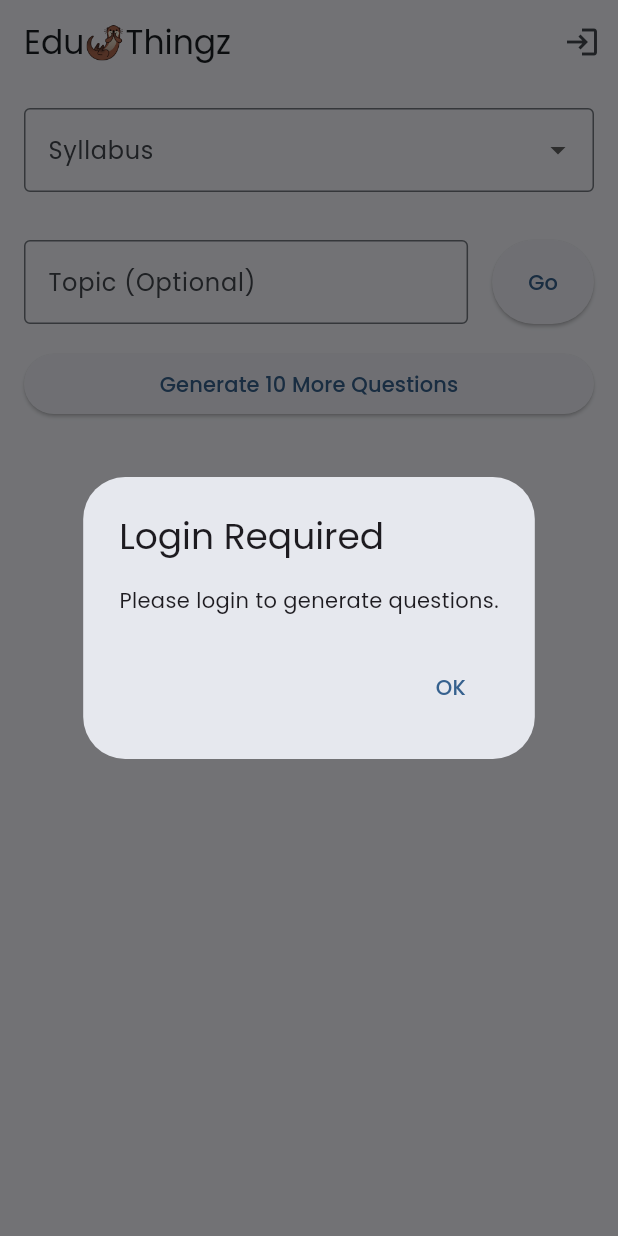
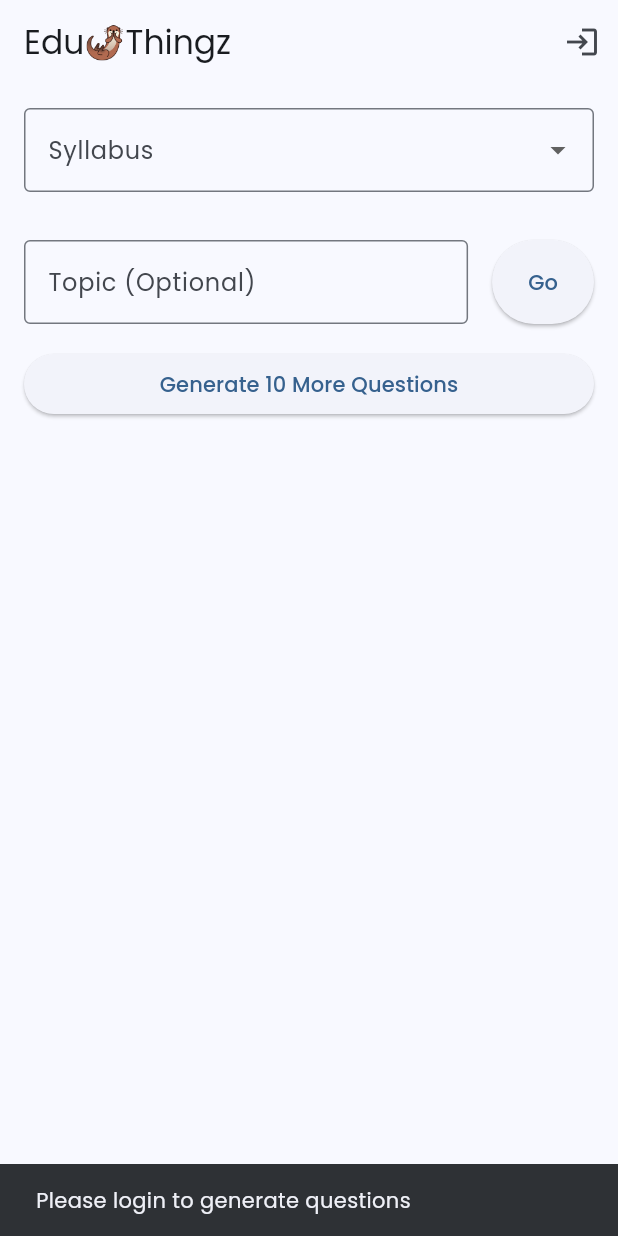
Before and after one commit to risheeboy/sgedu, a Flutter app: the screen it shows after launch, after a tap on "Generate 10 More Questions", on a phone screen of 412 x 824 dp. Run offline on Flutter 3.47's test engine with Material 3 defaults, Android fonts, the phone set to English and light mode, and no system bars; our stand-ins replace cloud_firestore, firebase_auth, firebase_core, flutter_markdown, google_fonts; missing offline and left inert: dart:html; accounts and stored records are empty; generated files the repository leaves out were written again.

Commit message:
added restrictions for login before feedback or generate

```diff
--- a/lib/main.dart
+++ b/lib/main.dart
@@ -492,17 +492,9 @@ class _QuestionPageState extends State<QuestionPage> {
               ElevatedButton(
                 onPressed: () {
                   if (FirebaseAuth.instance.currentUser == null) {
-                    showDialog(
-                      context: context,
-                      builder: (context) => AlertDialog(
-                        title: const Text('Login Required'),
-                        content: const Text('Please login to generate questions.'),
-                        actions: [
-                          TextButton(
-                            onPressed: () => Navigator.of(context).pop(),
-                            child: const Text('OK'),
-                          ),
-                        ],
+                    ScaffoldMessenger.of(context).showSnackBar(
+                      const SnackBar(
+                        content: Text('Please login to generate questions'),
                       ),
                     );
                   } else {
```
Also changed, not shown: lib/services/question_service.dart (+6 -5 lines), lib/widgets/question_card.dart (+8 -2 lines), 1 other file.
